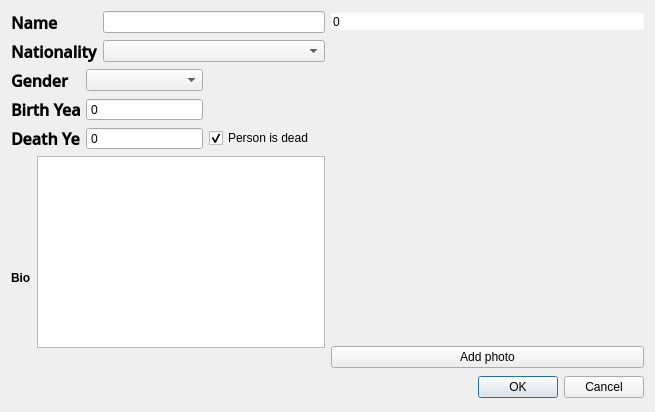
First picture: the form in personDialog.ui, repository annakrih/T113VLN1-3, before the edit.
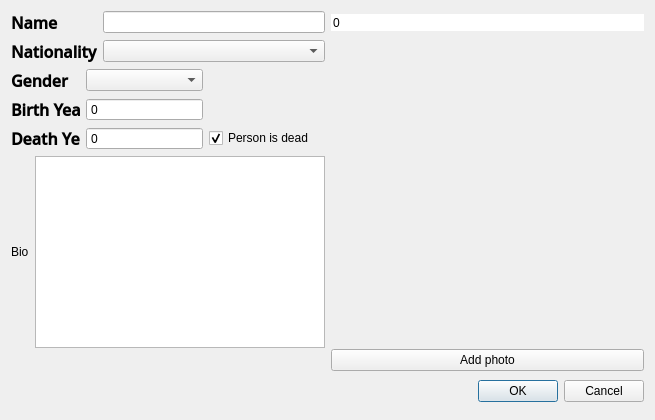
Second picture: the form after the edit.

What changed in the file:
```diff
--- a/personDialog.ui
+++ b/personDialog.ui
@@ -7,7 +7,7 @@
     <x>0</x>
     <y>0</y>
     <width>655</width>
-    <height>412</height>
+    <height>420</height>
    </rect>
   </property>
   <property name="minimumSize">
@@ -222,15 +222,9 @@
      <item>
       <layout class="QHBoxLayout" name="horizontalLayout">
        <item>
-        <widget class="QLabel" name="labelBio">
-         <property name="maximumSize">
-          <size>
-           <width>20</width>
-           <height>16777215</height>
-          </size>
-         </property>
+        <widget class="QLabel" name="label_bio">
          <property name="text">
-          <string>&lt;html&gt;&lt;head/&gt;&lt;body&gt;&lt;p&gt;&lt;span style=&quot; font-weight:600;&quot;&gt;Bio&lt;/span&gt;&lt;/p&gt;&lt;/body&gt;&lt;/html&gt;</string>
+          <string>Bio</string>
          </property>
         </widget>
        </item>
@@ -252,6 +246,10 @@
            </property>
           </widget>
          </item>
+        </layout>
+       </item>
+      </layout>
+     </item>
          <item>
           <spacer name="verticalSpacer">
            <property name="orientation">
@@ -264,10 +262,6 @@
             </size>
            </property>
           </spacer>
-         </item>
-        </layout>
-       </item>
-      </layout>
      </item>
     </layout>
    </item>
```
Lines whose indentation alone changed are shown as unchanged.
